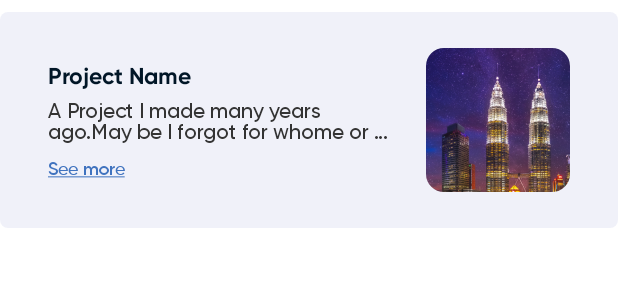
After one commit to Rayhan-kh/my_cv_app, an Android app: the layout skill_layout.xml on its own in the app's theme, with its tools: preview values and no code run, on a phone screen of 412 x 824 dp. The commit adds this screen. Shown: the top 300 px of the screen. Run offline under Robolectric (Android 15) with nearby library versions, the phone set to English and light mode, and no system bars.

Commit message:
feat: add skill views

```diff
--- /dev/null
+++ b/app/src/main/java/com/foxcoder/cvapplication/utils/Extention.kt
@@ -0,0 +1,8 @@
+package com.foxcoder.cvapplication.utils
+
+import android.graphics.Paint
+import android.widget.TextView
+
+fun TextView.underline() {
+    paintFlags = paintFlags or Paint.UNDERLINE_TEXT_FLAG
+}
--- a/app/src/main/res/layout/fragment_projects.xml
+++ b/app/src/main/res/layout/fragment_projects.xml
@@ -3,12 +3,17 @@
              xmlns:tools="http://schemas.android.com/tools"
              android:layout_width="match_parent"
              android:layout_height="match_parent"
+             xmlns:app="http://schemas.android.com/apk/res-auto"
              tools:context=".view.ProjectsFragment">
 
-    <!-- TODO: Update blank fragment layout -->
-    <TextView
+    <androidx.recyclerview.widget.RecyclerView
+            android:layout_marginStart="16dp"
+            android:layout_marginEnd="16dp"
+            android:layout_marginTop="8dp"
             android:layout_width="match_parent"
-            android:layout_height="match_parent"
-            android:text="@string/hello_blank_fragment"/>
+            android:layout_height="wrap_content"
+            app:layoutManager="androidx.recyclerview.widget.LinearLayoutManager"
+            tools:listitem="@layout/skill_layout"
+            />
 
 </FrameLayout>
--- /dev/null
+++ b/app/src/main/res/layout/skill_layout.xml
@@ -0,0 +1,86 @@
+<?xml version="1.0" encoding="utf-8"?>
+<androidx.constraintlayout.widget.ConstraintLayout
+        xmlns:android="http://schemas.android.com/apk/res/android"
+        xmlns:app="http://schemas.android.com/apk/res-auto"
+        xmlns:tools="http://schemas.android.com/tools"
+        android:layout_width="match_parent"
+        android:layout_height="wrap_content"
+        android:background="@drawable/light_green_bg"
+        android:layout_marginTop="8dp"
+        android:layout_marginBottom="8dp"
+        android:paddingStart="16dp"
+        android:paddingEnd="16dp"
+        android:paddingTop="8dp"
+        android:paddingBottom="8dp">
+
+    <com.google.android.material.imageview.ShapeableImageView
+            app:shapeAppearanceOverlay="@style/Normal_Image_style"
+            android:layout_width="96dp"
+            android:layout_height="0dp"
+            tools:srcCompat="@tools:sample/avatars"
+            android:src="@drawable/image"
+            android:scaleType="centerCrop"
+            android:id="@+id/iv_project"
+            app:layout_constraintTop_toTopOf="parent"
+            app:layout_constraintEnd_toEndOf="parent"
+            android:layout_marginEnd="16dp"
+            app:layout_constraintBottom_toBottomOf="parent"
+            android:layout_marginTop="16dp"
+            android:layout_marginBottom="16dp"
+            app:layout_constraintDimensionRatio="h,1:1"/>
+
+    <TextView
+            android:text="Project Name"
+            android:layout_width="0dp"
+            android:layout_height="wrap_content"
+            android:id="@+id/tv_project_name"
+            app:layout_constraintStart_toStartOf="parent"
+            app:layout_constraintEnd_toStartOf="@+id/iv_project"
+            android:layout_marginEnd="16dp"
+            android:layout_marginStart="16dp"
+            app:layout_constraintTop_toTopOf="@+id/iv_project"
+            app:layout_constraintHorizontal_bias="0.5"
+            app:layout_constraintBottom_toTopOf="@+id/tv_project_desc"
+            app:layout_constraintVertical_chainStyle="packed"
+            style="@style/H2BoldTextAppearance"
+            android:textColor="@color/colorTextPrimary"
+            android:textSize="15sp"/>
+
+    <TextView
+            android:textColor="@color/colorTextSecondary"
+            android:ellipsize="end"
+            android:text="A Project I made many years ago.May be I forgot for whome or what I am writing"
+            android:layout_width="0dp"
+            android:layout_height="wrap_content"
+            android:id="@+id/tv_project_desc"
+            app:layout_constraintTop_toBottomOf="@+id/tv_project_name"
+            app:layout_constraintStart_toStartOf="parent"
+            app:layout_constraintEnd_toStartOf="@+id/iv_project"
+            android:layout_marginStart="16dp"
+            android:layout_marginEnd="16dp"
+            android:minLines="2"
+            android:maxLines="2"
+            app:layout_constraintHorizontal_bias="0.5"
+            app:layout_constraintBottom_toTopOf="@+id/tb_see_more"
+            style="@style/H2TextAppearance"
+            android:textSize="14sp"
+            android:layout_marginTop="4dp"/>
+
+    <androidx.appcompat.widget.AppCompatTextView
+            android:text="@string/see_more"
+            android:layout_width="0dp"
+            android:layout_height="wrap_content"
+            android:id="@+id/tb_see_more"
+            app:layout_constraintStart_toStartOf="parent"
+            android:layout_marginStart="16dp"
+            app:layout_constraintEnd_toStartOf="@+id/iv_project"
+            android:layout_marginEnd="16dp"
+            app:layout_constraintTop_toBottomOf="@+id/tv_project_desc"
+            android:layout_marginTop="8dp"
+            app:layout_constraintBottom_toBottomOf="@+id/iv_project"
+            app:layout_constraintHorizontal_bias="0.5"
+            style="@style/H4TextAppearance"
+            android:textAlignment="textStart"
+            android:textColor="@color/colorTextUnderlined"
+            android:textSize="12sp"/>
+</androidx.constraintlayout.widget.ConstraintLayout>
--- a/app/src/main/res/values/strings.xml
+++ b/app/src/main/res/values/strings.xml
@@ -10,6 +10,7 @@
     <string name="projects">Projects</string>
     <string name="skills">Skills</string>
     <string name="personal">Personal</string>
-    <string name="internet_error">Not connected to intenet!</string>
+    <string name="internet_error">Not connected to internet!</string>
     <string name="success">Success</string>
+    <string name="see_more"><u>See more</u></string>
 </resources>
```
